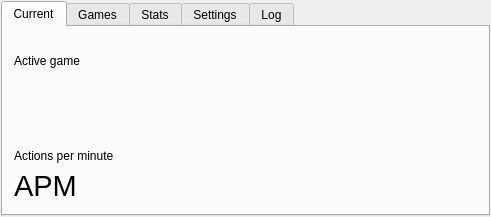
Old version of the form client/GameLogger/gameloggerui.ui in the repository vhartikainen/game-logger.
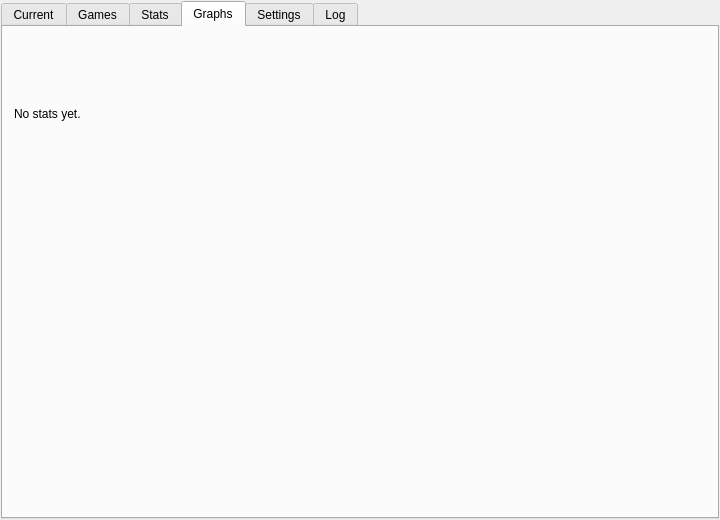
New version of the form. The open tabs and pages were chosen to show the change.

Commit message: feat: local stats to client

What changed in the file:
```diff
--- a/client/GameLogger/gameloggerui.ui
+++ b/client/GameLogger/gameloggerui.ui
@@ -6,8 +6,8 @@
    <rect>
     <x>0</x>
     <y>0</y>
-    <width>491</width>
-    <height>217</height>
+    <width>720</width>
+    <height>520</height>
    </rect>
   </property>
   <property name="windowTitle">
@@ -180,6 +180,101 @@
        </item>
       </layout>
      </widget>
+     <widget class="QWidget" name="graphsTab">
+      <attribute name="title">
+       <string>Graphs</string>
+      </attribute>
+      <layout class="QVBoxLayout" name="graphsLayout">
+       <item>
+        <widget class="QLabel" name="kpiLabel">
+         <property name="text">
+          <string>No stats yet.</string>
+         </property>
+         <property name="wordWrap">
+          <bool>true</bool>
+         </property>
+        </widget>
+       </item>
+       <item>
+        <widget class="QWidget" name="apmChartContainer" native="true">
+         <property name="minimumSize">
+          <size>
+           <width>0</width>
+           <height>140</height>
+          </size>
+         </property>
+         <layout class="QVBoxLayout" name="apmChartLayout">
+          <property name="leftMargin">
+           <number>0</number>
+          </property>
+          <property name="topMargin">
+           <number>0</number>
+          </property>
+          <property name="rightMargin">
+           <number>0</number>
+          </property>
+          <property name="bottomMargin">
+           <number>0</number>
+          </property>
+         </layout>
+        </widget>
+       </item>
+       <item>
+        <widget class="QWidget" name="chartsRow" native="true">
+         <layout class="QHBoxLayout" name="chartsRowLayout">
+          <property name="leftMargin">
+           <number>0</number>
+          </property>
+          <property name="topMargin">
+           <number>0</number>
+          </property>
+          <property name="rightMargin">
+           <number>0</number>
+          </property>
+          <property name="bottomMargin">
+           <number>0</number>
+          </property>
+          <item>
+           <widget class="QWidget" name="barChartContainer" native="true">
+            <layout class="QVBoxLayout" name="barChartLayout">
+             <property name="leftMargin">
+              <number>0</number>
+             </property>
+             <property name="topMargin">
+              <number>0</number>
+             </property>
+             <property name="rightMargin">
+              <number>0</number>
+             </property>
+             <property name="bottomMargin">
+              <number>0</number>
+             </property>
+            </layout>
+           </widget>
+          </item>
+          <item>
+           <widget class="QWidget" name="donutChartContainer" native="true">
+            <layout class="QVBoxLayout" name="donutChartLayout">
+             <property name="leftMargin">
+              <number>0</number>
+             </property>
+             <property name="topMargin">
+              <number>0</number>
+             </property>
+             <property name="rightMargin">
+              <number>0</number>
+             </property>
+             <property name="bottomMargin">
+              <number>0</number>
+             </property>
+            </layout>
+           </widget>
+          </item>
+         </layout>
+        </widget>
+       </item>
+      </layout>
+     </widget>
      <widget class="QWidget" name="tab_2">
       <attribute name="title">
        <string>Settings</string>
```
The commit also changes 3 other files.
